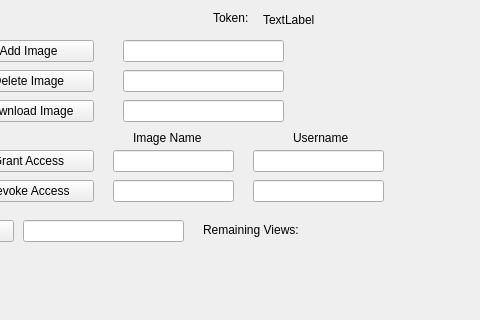
Above: Image-Viewer/mainwindow.ui from shehab-as/Distributed-Systems before the change; both pictures show x 457 to 937 and y 0 to 320 of the 937 by 789 pixel window. Below: the same form after it.
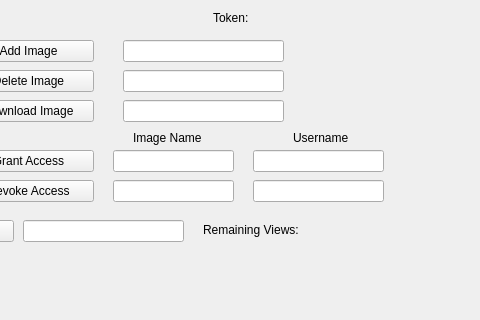
That is the form after the change.

Commit message: Farida's Revoke Access

Diff of the .ui file:
```diff
--- a/Image-Viewer/mainwindow.ui
+++ b/Image-Viewer/mainwindow.ui
@@ -106,7 +106,7 @@
      </rect>
     </property>
     <property name="text">
-     <string>TextLabel</string>
+     <string/>
     </property>
    </widget>
    <widget class="QPushButton" name="AddImage">
```
